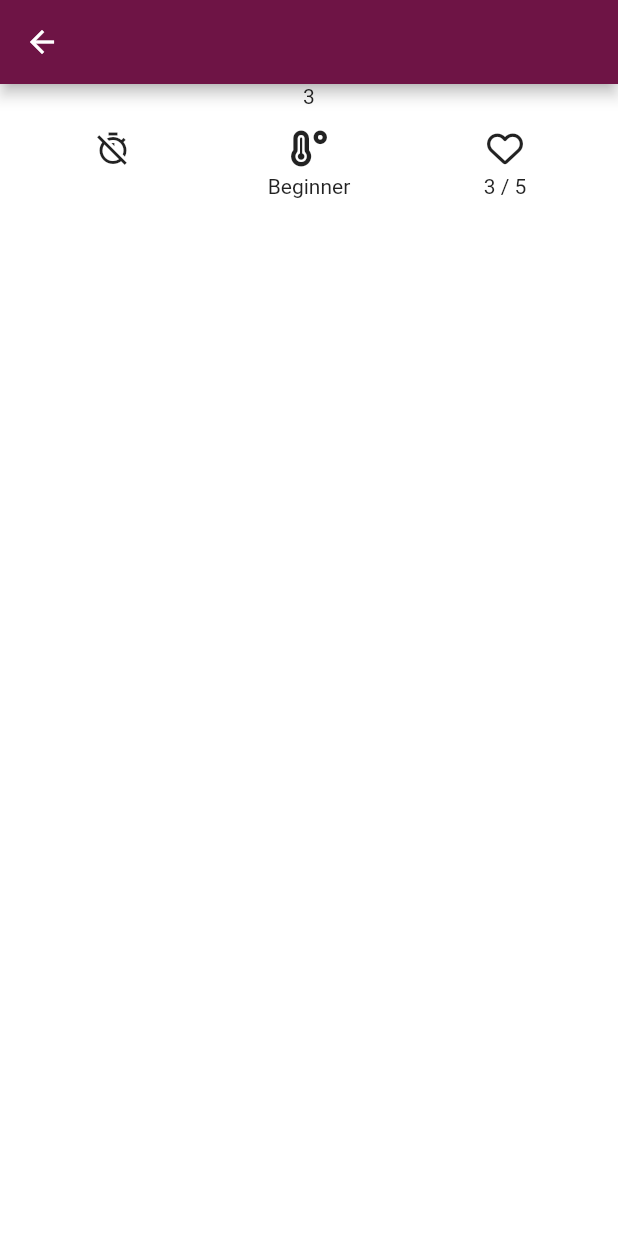
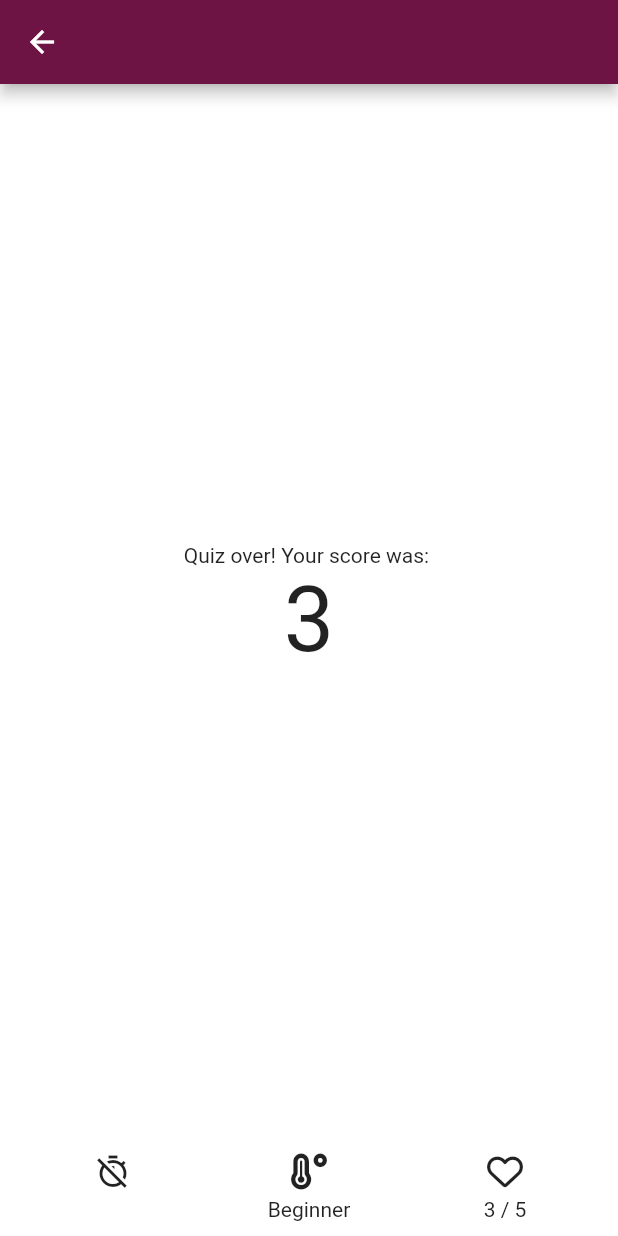
Before and after one commit to ImperialOctopus/dog-breed-game, a Flutter app: the screen it shows after launch, after a tap on "Developer", on a phone screen of 412 x 824 dp. Run offline on Flutter 3.47's test engine with Material 2 defaults, Android fonts, the phone set to English and light mode, and no system bars; our stand-ins replace equatable, flutter_bloc, font_awesome_flutter.

Commit message:
Finish placeholder results screen

```diff
--- a/lib/screens/practice/components/settings_info_bar.dart
+++ b/lib/screens/practice/components/settings_info_bar.dart
@@ -26,8 +26,7 @@ class SettingsInfoBar extends StatelessWidget {
 
   @override
   Widget build(BuildContext context) {
-    return SizedBox(
-      height: 150,
+    return IntrinsicHeight(
       child: Padding(
         padding: const EdgeInsets.all(10),
         child: Row(
--- a/lib/screens/practice/practice_result_screen.dart
+++ b/lib/screens/practice/practice_result_screen.dart
@@ -21,13 +21,22 @@ class PracticeResultScreen extends StatelessWidget {
 
     return Scaffold(
       appBar: AppBar(),
-      body: SafeArea(
+      body: Column(
+        children: [
+          const Spacer(),
+          Center(
             child: Column(
               children: [
-            Center(
-                child: Text((settings.questionNumber != null)
+                const Text('Quiz over! Your score was: '),
+                Text(
+                    (settings.questionNumber != null)
                         ? '${result.score} / ${settings.questionNumber}'
-                    : '${result.score}')),
+                        : '${result.score}',
+                    style: const TextStyle(fontSize: 60)),
+              ],
+            ),
+          ),
+          const Spacer(),
           SettingsInfoBar(
             difficulty: settings.difficulty,
             lives: settings.lives,
@@ -36,7 +45,6 @@ class PracticeResultScreen extends StatelessWidget {
           ),
         ],
       ),
-      ),
     );
   }
 }
```
Lines whose indentation alone changed are shown as unchanged.
